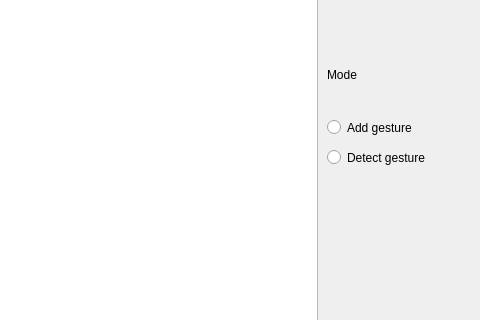
This is P-Dollar-Recognizer/reconizerwindow.ui in pramod493/PlayGo as Qt 5 draws it before an edit; both pictures show x 673 to 1153 and y 122 to 442 of the 1153 by 761 pixel window. The edited form follows.
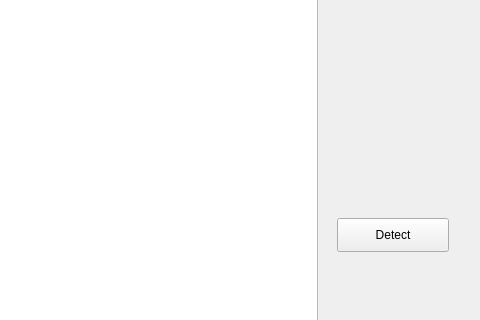
This is the edited form.

The edit to the form file:
```diff
--- a/P-Dollar-Recognizer/reconizerwindow.ui
+++ b/P-Dollar-Recognizer/reconizerwindow.ui
@@ -60,45 +60,6 @@
      <string>Add</string>
     </property>
    </widget>
-   <widget class="QLabel" name="label_2">
-    <property name="geometry">
-     <rect>
-      <x>1000</x>
-      <y>190</y>
-      <width>47</width>
-      <height>13</height>
-     </rect>
-    </property>
-    <property name="text">
-     <string>Mode</string>
-    </property>
-   </widget>
-   <widget class="QRadioButton" name="addgestureSelection">
-    <property name="geometry">
-     <rect>
-      <x>1000</x>
-      <y>240</y>
-      <width>121</width>
-      <height>19</height>
-     </rect>
-    </property>
-    <property name="text">
-     <string>Add gesture</string>
-    </property>
-   </widget>
-   <widget class="QRadioButton" name="detectGestureSelection">
-    <property name="geometry">
-     <rect>
-      <x>1000</x>
-      <y>270</y>
-      <width>141</width>
-      <height>19</height>
-     </rect>
-    </property>
-    <property name="text">
-     <string>Detect gesture</string>
-    </property>
-   </widget>
    <widget class="QPushButton" name="pushButton">
     <property name="geometry">
      <rect>
@@ -112,6 +73,19 @@
      <string>Clear all</string>
     </property>
    </widget>
+   <widget class="QPushButton" name="DetectButton">
+    <property name="geometry">
+     <rect>
+      <x>1010</x>
+      <y>340</y>
+      <width>112</width>
+      <height>34</height>
+     </rect>
+    </property>
+    <property name="text">
+     <string>Detect</string>
+    </property>
+   </widget>
   </widget>
   <widget class="QMenuBar" name="menubar">
    <property name="geometry">
```
